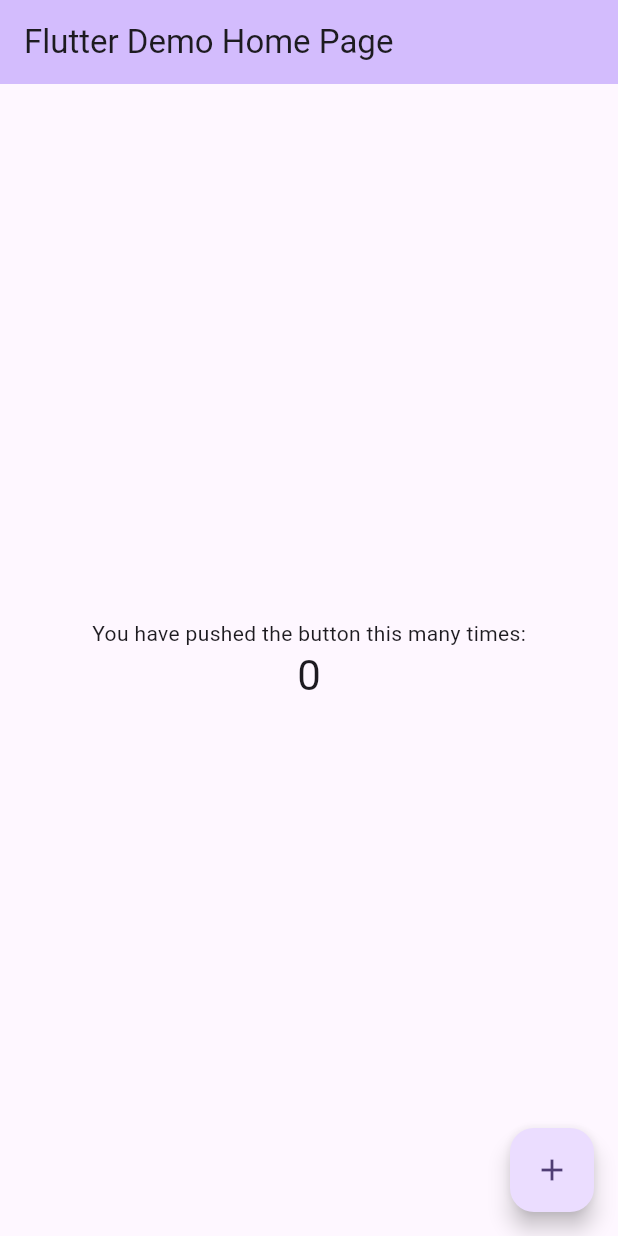
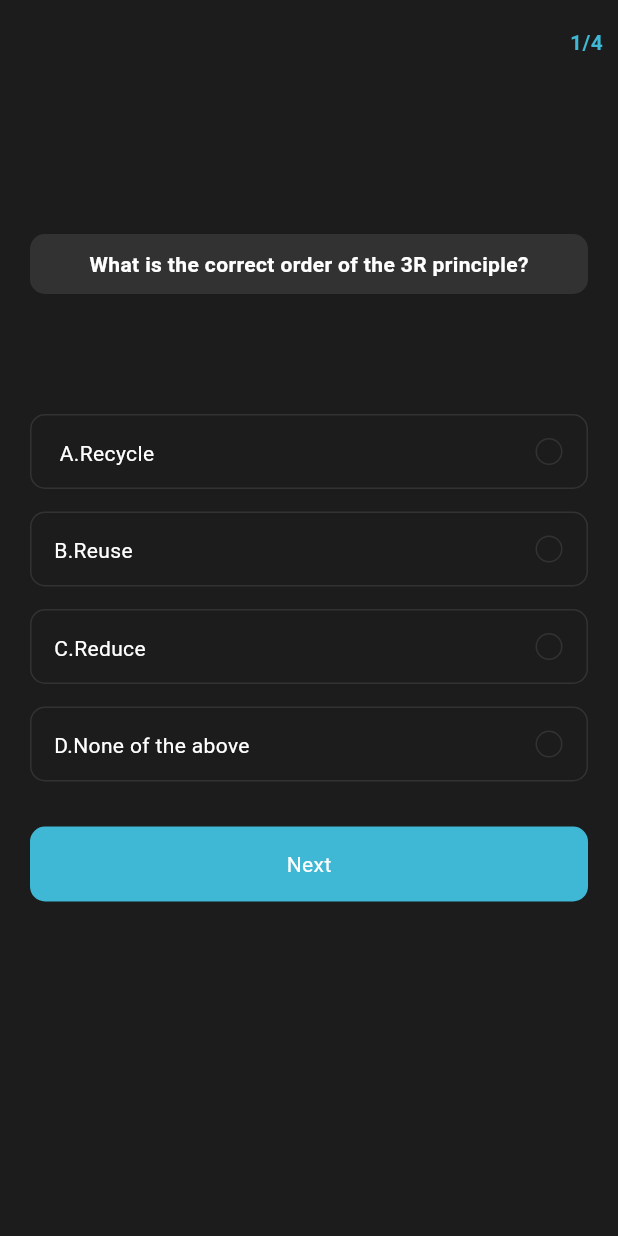
Before and after one commit to athulyashaibu2003/Quiz-App, a Flutter app: the screen it shows after launch, on a phone screen of 412 x 824 dp. Run offline on Flutter 3.47's test engine with Material 3 defaults, Android fonts, the phone set to English and light mode, and no system bars.

Commit message:
code updated

```diff
--- a/lib/main.dart
+++ b/lib/main.dart
@@ -1,125 +1,18 @@
 import 'package:flutter/material.dart';
+import 'package:git_sample/view/question%20screen/question_screen.dart';
 
 void main() {
-  runApp(const MyApp());
+  runApp(MyApp());
 }
 
 class MyApp extends StatelessWidget {
   const MyApp({super.key});
 
-  // This widget is the root of your application.
   @override
   Widget build(BuildContext context) {
     return MaterialApp(
-      title: 'Flutter Demo',
-      theme: ThemeData(
-        // This is the theme of your application.
-        //
-        // TRY THIS: Try running your application with "flutter run". You'll see
-        // the application has a purple toolbar. Then, without quitting the app,
-        // try changing the seedColor in the colorScheme below to Colors.green
-        // and then invoke "hot reload" (save your changes or press the "hot
-        // reload" button in a Flutter-supported IDE, or press "r" if you used
-        // the command line to start the app).
-        //
-        // Notice that the counter didn't reset back to zero; the application
-        // state is not lost during the reload. To reset the state, use hot
-        // restart instead.
-        //
-        // This works for code too, not just values: Most code changes can be
-        // tested with just a hot reload.
-        colorScheme: ColorScheme.fromSeed(seedColor: Colors.deepPurple),
-        useMaterial3: true,
-      ),
-      home: const MyHomePage(title: 'Flutter Demo Home Page'),
+      debugShowCheckedModeBanner: false,
+      home: QuestionScreen(),
     );
   }
 }
-
-class MyHomePage extends StatefulWidget {
-  const MyHomePage({super.key, required this.title});
-
-  // This widget is the home page of your application. It is stateful, meaning
-  // that it has a State object (defined below) that contains fields that affect
-  // how it looks.
-
-  // This class is the configuration for the state. It holds the values (in this
-  // case the title) provided by the parent (in this case the App widget) and
-  // used by the build method of the State. Fields in a Widget subclass are
-  // always marked "final".
-
-  final String title;
-
-  @override
-  State<MyHomePage> createState() => _MyHomePageState();
-}
-
-class _MyHomePageState extends State<MyHomePage> {
-  int _counter = 0;
-
-  void _incrementCounter() {
-    setState(() {
-      // This call to setState tells the Flutter framework that something has
-      // changed in this State, which causes it to rerun the build method below
-      // so that the display can reflect the updated values. If we changed
-      // _counter without calling setState(), then the build method would not be
-      // called again, and so nothing would appear to happen.
-      _counter++;
-    });
-  }
-
-  @override
-  Widget build(BuildContext context) {
-    // This method is rerun every time setState is called, for instance as done
-    // by the _incrementCounter method above.
-    //
-    // The Flutter framework has been optimized to make rerunning build methods
-    // fast, so that you can just rebuild anything that needs updating rather
-    // than having to individually change instances of widgets.
-    return Scaffold(
-      appBar: AppBar(
-        // TRY THIS: Try changing the color here to a specific color (to
-        // Colors.amber, perhaps?) and trigger a hot reload to see the AppBar
-        // change color while the other colors stay the same.
-        backgroundColor: Theme.of(context).colorScheme.inversePrimary,
-        // Here we take the value from the MyHomePage object that was created by
-        // the App.build method, and use it to set our appbar title.
-        title: Text(widget.title),
-      ),
-      body: Center(
-        // Center is a layout widget. It takes a single child and positions it
-        // in the middle of the parent.
-        child: Column(
-          // Column is also a layout widget. It takes a list of children and
-          // arranges them vertically. By default, it sizes itself to fit its
-          // children horizontally, and tries to be as tall as its parent.
-          //
-          // Column has various properties to control how it sizes itself and
-          // how it positions its children. Here we use mainAxisAlignment to
-          // center the children vertically; the main axis here is the vertical
-          // axis because Columns are vertical (the cross axis would be
-          // horizontal).
-          //
-          // TRY THIS: Invoke "debug painting" (choose the "Toggle Debug Paint"
-          // action in the IDE, or press "p" in the console), to see the
-          // wireframe for each widget.
-          mainAxisAlignment: MainAxisAlignment.center,
-          children: <Widget>[
-            const Text(
-              'You have pushed the button this many times:',
-            ),
-            Text(
-              '$_counter',
-              style: Theme.of(context).textTheme.headlineMedium,
-            ),
-          ],
-        ),
-      ),
-      floatingActionButton: FloatingActionButton(
-        onPressed: _incrementCounter,
-        tooltip: 'Increment',
-        child: const Icon(Icons.add),
-      ), // This trailing comma makes auto-formatting nicer for build methods.
-    );
-  }
-}
--- /dev/null
+++ b/lib/utilis/color_constant.dart
@@ -0,0 +1,11 @@
+import 'package:flutter/material.dart';
+
+class Colorconstant {
+  static const Color mycoustomblue = Color(0xff3eb8d4);
+  static const Color mycoustomblack = Color(0xff1c1c1c);
+  static const Color mycoustomred = Color(0xfff94934);
+  static const Color mycoustomgrey = Color(0xff323232);
+  static const Color mycoustomwhite = Color(0xffffffff);
+  static const Color mycoustomgreen = Color(0xff55df01);
+  static const Color mycoustomorange = Color(0xffe78230);
+}
--- /dev/null
+++ b/lib/utilis/question_db.dart
@@ -0,0 +1,36 @@
+class Questiondb {
+  static List questions = [
+    {
+      "question": "What is the correct order of the 3R principle?",
+      "options": [" A.Recycle", "B.Reuse", "C.Reduce", "D.None of the above"],
+      "answer": 3,
+    },
+    {
+      "question":
+          " which of the given year does the amendment of the Forest Conservation Act take place?",
+      "options": ["A.1976", "B.1988", "C.1980", "D.1971"],
+      "answer": 2,
+    },
+    {
+      "question": "Hepatitis A is what kind of disease?",
+      "options": [
+        "A.Food contamination ",
+        "B.Water-borne disease",
+        "C.Air-borne disease ",
+        "D.cold issue "
+      ],
+      "answer": 3,
+    },
+    {
+      "question":
+          "Mention the category that is the worst sufferer of destruction of environment?",
+      "options": [
+        " A.Moderate Class",
+        "B.Rich",
+        "C.Poor",
+        "D.All of the above"
+      ],
+      "answer": 3,
+    }
+  ];
+}
--- /dev/null
+++ b/lib/view/question screen/question_screen.dart
@@ -0,0 +1,165 @@
+// ignore_for_file: prefer_const_constructors, prefer_const_literals_to_create_immutables
+
+import 'package:flutter/material.dart';
+import 'package:git_sample/utilis/color_constant.dart';
+import 'package:git_sample/utilis/question_db.dart';
+import 'package:git_sample/view/result%20screen/result_screen.dart';
+
+class QuestionScreen extends StatefulWidget {
+  const QuestionScreen({super.key});
+
+  @override
+  State<QuestionScreen> createState() => _QuestionScreenState();
+}
+
+class _QuestionScreenState extends State<QuestionScreen> {
+  int questionindex = 0;
+  int? selectedindex;
+  int count = 0;
+
+  @override
+  Widget build(BuildContext context) {
+    return Scaffold(
+        backgroundColor: Colorconstant.mycoustomblack,
+        appBar: AppBar(
+          backgroundColor: Colorconstant.mycoustomblack,
+          actions: [
+            Padding(
+              padding: const EdgeInsets.only(right: 10),
+              child: Text(
+                "${questionindex + 1}/${Questiondb.questions.length}",
+                style: TextStyle(
+                    fontWeight: FontWeight.bold,
+                    color: Colorconstant.mycoustomblue),
+              ),
+            ),
+          ],
+        ),
+        body: Center(
+            child: Padding(
+          padding: const EdgeInsets.all(20),
+          child: Column(children: [
+            SizedBox(
+              height: 80,
+            ),
+            Container(
+              padding: EdgeInsets.symmetric(horizontal: 10, vertical: 10),
+              decoration: BoxDecoration(
+                  color: Colorconstant.mycoustomgrey,
+                  borderRadius: BorderRadius.circular(10)),
+              child: Center(
+                  child: Text(
+                Questiondb.questions[questionindex]["question"],
+                style: TextStyle(
+                    fontWeight: FontWeight.bold,
+                    color: Colorconstant.mycoustomwhite),
+              )),
+            ),
+            SizedBox(
+              height: 80,
+            ),
+            ListView.separated(
+                shrinkWrap: true,
+                physics: NeverScrollableScrollPhysics(),
+                itemBuilder: (context, index) {
+                  return InkWell(
+                    onTap: () {
+                      selectedindex = index;
+                      setState(() {});
+                    },
+                    child: Container(
+                      height: 50,
+                      decoration: BoxDecoration(
+                          // color: getRightAnswer(index),
+                          borderRadius: BorderRadius.circular(10),
+                          border: Border.all(color: getRightAnswer(index))),
+                      child: Padding(
+                        padding: const EdgeInsets.all(15),
+                        child: Row(
+                          mainAxisAlignment: MainAxisAlignment.spaceBetween,
+                          children: [
+                            Text(
+                              Questiondb.questions[questionindex]["options"]
+                                  [index],
+                              style: TextStyle(
+                                  color: Colorconstant.mycoustomwhite),
+                            ),
+                            CircleAvatar(
+                              radius: 10,
+                              backgroundColor: Colorconstant.mycoustomgrey,
+                              child: CircleAvatar(
+                                radius: 8,
+                                backgroundColor: Colorconstant.mycoustomblack,
+                              ),
+                            )
+                          ],
+                        ),
+                      ),
+                    ),
+                  );
+                },
+                separatorBuilder: (context, index) {
+                  return SizedBox(
+                    height: 15,
+                  );
+                },
+                itemCount: 4),
+            SizedBox(
+              height: 30,
+            ),
+            InkWell(
+              onTap: () {
+                // questionindex++;
+                // setState(() {});
+                if (selectedindex != null &&
+                    selectedindex ==
+                        Questiondb.questions[questionindex]["answer"]) {
+                  count++;
+                }
+                selectedindex = null;
+                if (questionindex < Questiondb.questions.length - 1) {
+                  questionindex++;
+                  setState(() {});
+                } else {
+                  // print("correct answers:$count");
+                  Navigator.push(
+                      context,
+                      MaterialPageRoute(
+                          builder: (context) => ResultScreen(count: count)));
+                }
+              },
+              child: Container(
+                height: 50,
+                width: 450,
+                decoration: BoxDecoration(
+                    color: Colorconstant.mycoustomblue,
+                    borderRadius: BorderRadius.circular(10)),
+                child: Center(
+                  child: Text(
+                    "Next",
+                    style: TextStyle(color: Colorconstant.mycoustomwhite),
+                  ),
+                ),
+              ),
+            )
+          ]),
+        )));
+  }
+
+  //get colour on right answer
+  Color getRightAnswer(int index) {
+    if (selectedindex != null &&
+        index == Questiondb.questions[questionindex]["answer"]) {
+      return Colorconstant.mycoustomgreen;
+    }
+    if (selectedindex == index) {
+      if (selectedindex == Questiondb.questions[questionindex]["answer"]) {
+        return Colorconstant.mycoustomgreen;
+      } else {
+        return Colorconstant.mycoustomred;
+      }
+    } else {
+      return Colorconstant.mycoustomgrey;
+    }
+  }
+}
--- /dev/null
+++ b/lib/view/result screen/result_screen.dart
@@ -0,0 +1,63 @@
+import 'package:flutter/material.dart';
+import 'package:git_sample/utilis/color_constant.dart';
+import 'package:git_sample/utilis/question_db.dart';
+import 'package:git_sample/view/question%20screen/question_screen.dart';
+
+void main() {}
+
+class ResultScreen extends StatelessWidget {
+  // const ResultScreen({super.key});
+  int count;
+  ResultScreen({required this.count});
+
+  @override
+  Widget build(BuildContext context) {
+    int totalQn = Questiondb.questions.length;
+    double percentage = (count / totalQn) * 100;
+    return Scaffold(
+      backgroundColor: Colorconstant.mycoustomblack,
+      body: Center(
+        child: Column(
+          // crossAxisAlignment: CrossAxisAlignment.center,
+          mainAxisAlignment: MainAxisAlignment.center,
+          children: [
+            Text(
+              "congrats!",
+              style:
+                  TextStyle(color: Colorconstant.mycoustomwhite, fontSize: 30),
+            ),
+            Text(
+              "${percentage}%score",
+              style:
+                  TextStyle(color: Colorconstant.mycoustomgreen, fontSize: 30),
+            ),
+            SizedBox(height: 20),
+            ElevatedButton(
+              style: ButtonStyle(
+                backgroundColor:
+                    MaterialStatePropertyAll(Colorconstant.mycoustomorange),
+                shape: MaterialStatePropertyAll(
+                  RoundedRectangleBorder(
+                    side: BorderSide(color: Colors.white, width: 2),
+                    borderRadius: BorderRadius.circular(10),
+                  ),
+                ),
+              ),
+              onPressed: () {
+                Navigator.pushReplacement(
+                    context,
+                    MaterialPageRoute(
+                      builder: (context) => QuestionScreen(),
+                    ));
+              },
+              child: Text(
+                "Restart",
+                style: TextStyle(color: Colors.white),
+              ),
+            )
+          ],
+        ),
+      ),
+    );
+  }
+}
```
